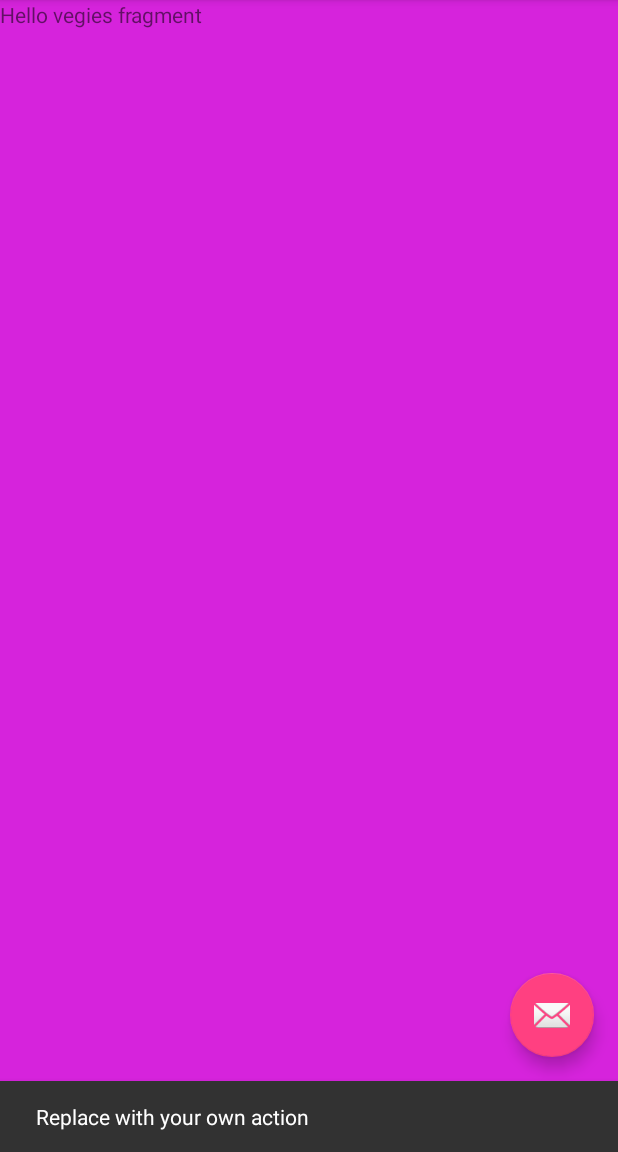
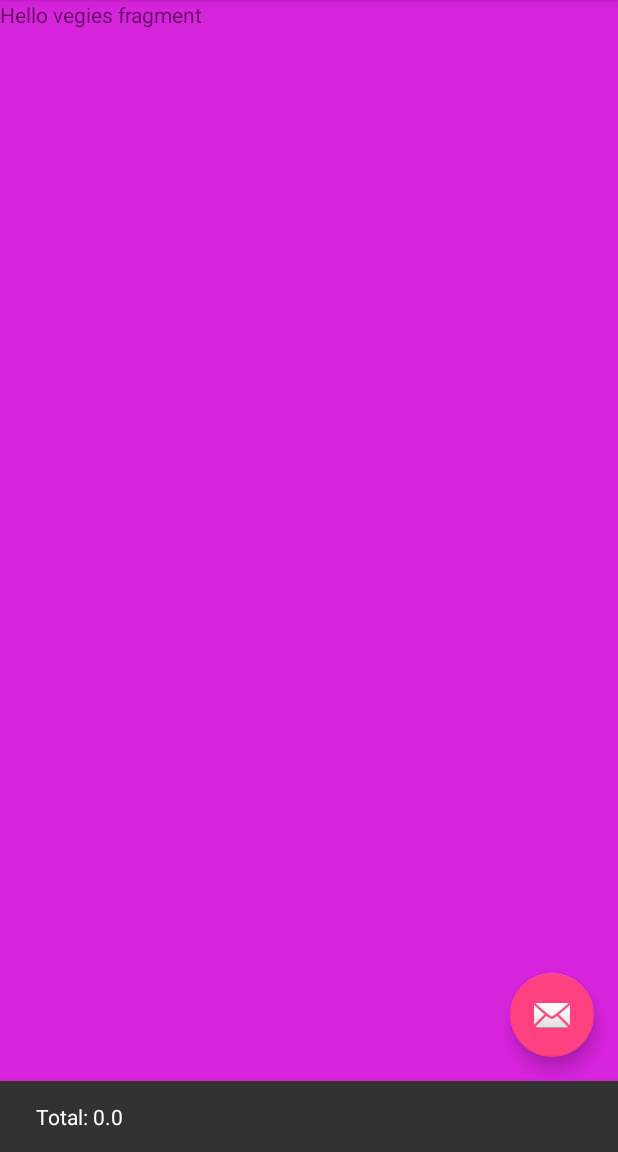
Before and after one commit to reethisshivakumar/Shopingcart_home, an Android app: the screen it shows after launch (MyActivity), after a tap on an icon or button, on a phone screen of 412 x 824 dp, the part 84-1236 px from its top. Run offline under Robolectric (Android 15) with nearby library versions, the phone set to English and light mode, and no system bars; 1 statement that could not run was skipped.

Commit message:
Navigation drawer with home screen. Showing number of items added to cart and total amount

```diff
--- a/app/src/main/java/com/slidingmenusample2/slidingmenu2/MyActivity.java
+++ b/app/src/main/java/com/slidingmenusample2/slidingmenu2/MyActivity.java
@@ -22,7 +22,7 @@ public class MyActivity extends AppCompatActivity
         implements VegiesFragment.OnFragmentInteractionListener,DairyproductsFragment.OnFragmentInteractionListener, ProductdetailsFragment.OnFragmentInteractionListener, NavigationView.OnNavigationItemSelectedListener {
    // Fragment fragment=null;
     Toolbar toolbar;
-    TextView cartstatus;
+   // TextView cartstatus;
     private VegiesFragment f1;
     private DairyproductsFragment f2;
     @Override
@@ -43,19 +43,25 @@ public class MyActivity extends AppCompatActivity
 
 
          toolbar = (Toolbar) findViewById(R.id.toolbar);
-         cartstatus  = (TextView)toolbar.findViewById(R.id.cartstatus);
-
+         //cartstatus  = (TextView)findViewById(R.id.cartstatus);
+       /* if (Carthelper.itemsCount==0)
+        {
+            cartstatus.setText("");
+        }
+        else {
+            cartstatus.setText(Carthelper.itemsCount+"");
+        }*/
         setSupportActionBar(toolbar);
 
         FloatingActionButton fab = (FloatingActionButton) findViewById(R.id.fab);
-        if(Carthelper.itemsCount!=0)
+        /*if(Carthelper.itemsCount!=0)
         {
 
-        }
+        }*/
         fab.setOnClickListener(new View.OnClickListener() {
             @Override
             public void onClick(View view) {
-                Snackbar.make(view, "Replace with your own action", Snackbar.LENGTH_LONG)
+                Snackbar.make(view, "Total: "+Carthelper.grandTotal, Snackbar.LENGTH_LONG)
                         .setAction("Action", null).show();
             }
         });
@@ -150,8 +156,8 @@ public class MyActivity extends AppCompatActivity
     public void onFragmentInteraction(Uri uri) {
 
     }
-    public void changeToolBarText(String txt){
+   /* public void changeToolBarText(String txt){
         cartstatus.setText(txt);
-    }
+    }*/
 
 }
```
Also changed, not shown: app/src/main/java/com/slidingmenusample2/slidingmenu2/GetAllProductListViewAdapter.java (+16 -5 lines), app/src/main/java/com/slidingmenusample2/slidingmenu2/VegiesFragment.java (+29 -6 lines).
